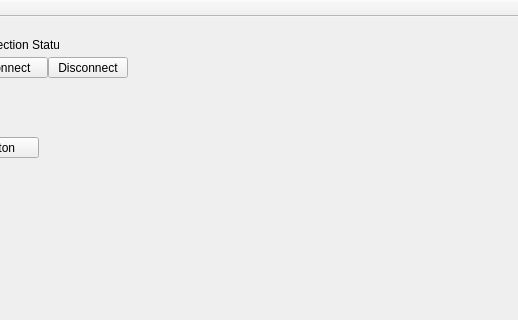
Before: the Qt Designer form app/mainwindow.ui in saccharios/FollowMeFlie, drawn with Qt 5; both pictures show x 142 to 660 and y 0 to 320 of the 660 by 603 pixel window.
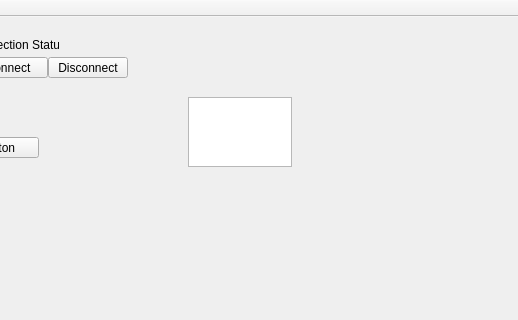
After: the same form once the commit is applied.

Patch:
```diff
--- a/app/mainwindow.ui
+++ b/app/mainwindow.ui
@@ -128,6 +128,16 @@
      <string>SimpleTestButton</string>
     </property>
    </widget>
+   <widget class="QPlainTextEdit" name="actRoll">
+    <property name="geometry">
+     <rect>
+      <x>330</x>
+      <y>80</y>
+      <width>104</width>
+      <height>70</height>
+     </rect>
+    </property>
+   </widget>
   </widget>
   <widget class="QMenuBar" name="menuBar">
    <property name="geometry">
```
Left out of the diff: 8 changed lines with no effect on the pictures.
